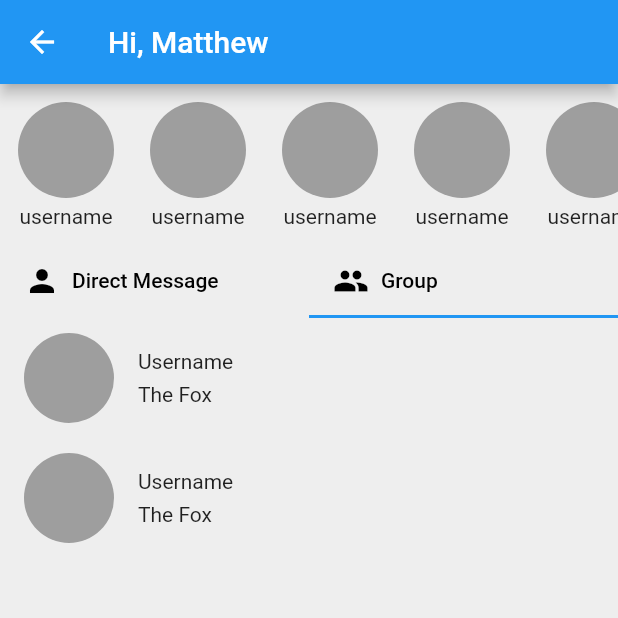
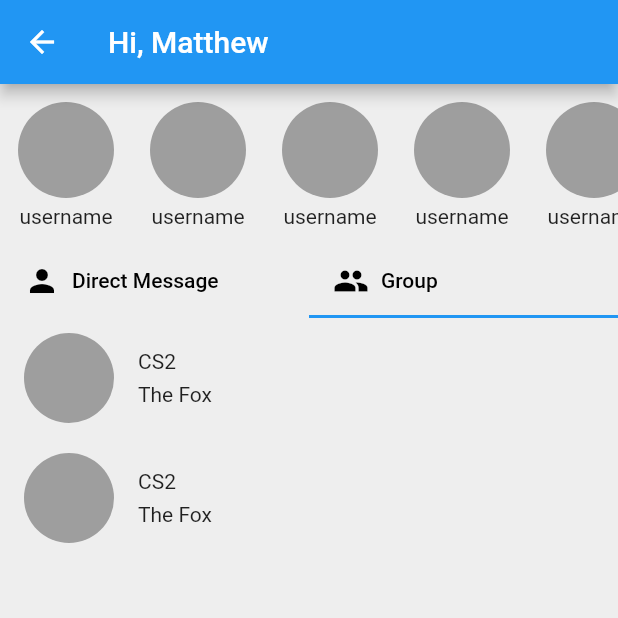
Before and after one commit to Rafael-Wun/project_unilink, a Flutter app: the ChatView screen opened directly, tab 2 chosen, on a phone screen of 412 x 824 dp, the top half of it. Run offline on Flutter 3.47's test engine with Material 2 defaults, Android fonts, the phone set to English and light mode, and no system bars; our stand-ins replace persistent_bottom_nav_bar.

Commit message:
exit commit

```diff
--- /dev/null
+++ b/lib/views/components/group.dart
@@ -0,0 +1,57 @@
+import 'package:flutter/material.dart';
+import 'package:unilink/views/components/group_list.dart';
+
+class Group extends StatefulWidget {
+  const Group({super.key});
+
+  @override
+  State<Group> createState() => _GroupState();
+}
+
+class _GroupState extends State<Group> {
+  @override
+  Widget build(BuildContext context) {
+    return GestureDetector(
+      onTap: () {
+        Navigator.push(context, MaterialPageRoute(builder: (context) {
+          return GroupDetailPage();
+        }));
+      },
+      child: Container(
+        padding: EdgeInsets.only(left: 16, right: 16, top: 10, bottom: 10),
+        child: Row(
+          children: <Widget>[
+            Expanded(
+              child: Row(
+                children: <Widget>[
+                  CircleAvatar(
+                    backgroundColor: Colors.grey,
+                    maxRadius: 30,
+                  ),
+                  SizedBox(
+                    width: 16,
+                  ),
+                  Expanded(
+                    child: Container(
+                      color: Colors.transparent,
+                      child: Column(
+                        crossAxisAlignment: CrossAxisAlignment.start,
+                        children: <Widget>[
+                          Text('CS2'),
+                          SizedBox(
+                            height: 6,
+                          ),
+                          Text('The Fox'),
+                        ],
+                      ),
+                    ),
+                  ),
+                ],
+              ),
+            ),
+          ],
+        ),
+      ),
+    );
+  }
+}
--- a/lib/views/components/group_msg.dart
+++ b/lib/views/components/group_msg.dart
@@ -1,5 +1,5 @@
 import 'package:flutter/material.dart';
-import 'package:unilink/views/components/chat.dart';
+import 'package:unilink/views/components/group.dart';
 
 class GroupMsg extends StatefulWidget {
   const GroupMsg({super.key});
@@ -9,8 +9,8 @@ class GroupMsg extends StatefulWidget {
 }
 
 class _GroupMsgState extends State<GroupMsg> {
-  Chat chat1 = Chat();
-  Chat chat2 = Chat();
+  Group chat1 = Group();
+  Group chat2 = Group();
 
   @override
   Widget build(BuildContext context) {
```
Also changed, not shown: lib/views/components/group_list.dart (added, +132 -0 lines).
